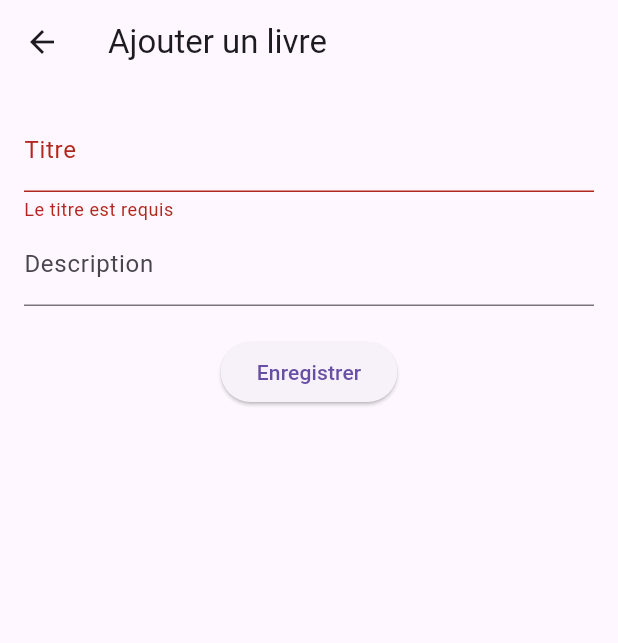
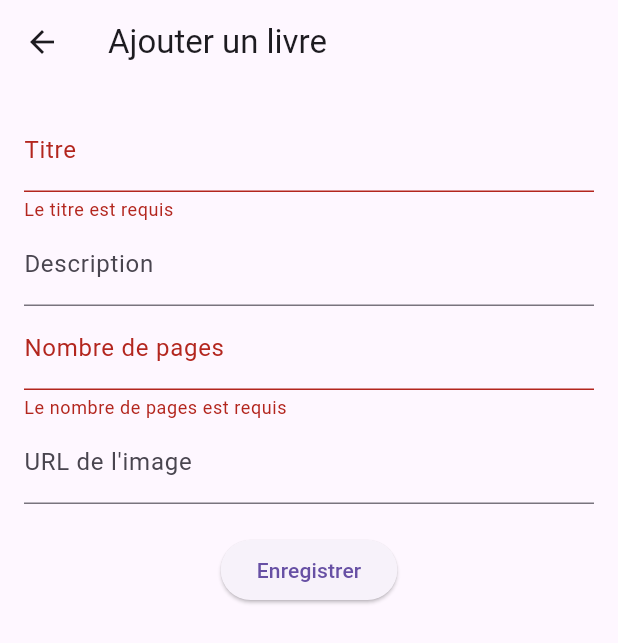
Before and after one commit to Claquettes/bibliotheca-flutter, a Flutter app: the EditionLivrePage screen opened directly, after a tap on "Enregistrer", on a phone screen of 412 x 824 dp. Shown: the top 643 px of the screen. Run offline on Flutter 3.47's test engine with Material 3 defaults, Android fonts, the light colour scheme and no system bars.

Commit message:
feat: liste livre, edition not working

```diff
--- a/lib/views/edition_livre.dart
+++ b/lib/views/edition_livre.dart
@@ -15,12 +15,16 @@ class _EditionLivrePageState extends State<EditionLivrePage> {
   final _formKey = GlobalKey<FormState>();
   late TextEditingController _titleController;
   late TextEditingController _descriptionController;
+  late TextEditingController _nbPagesController;
+  late TextEditingController _imageController;
 
   @override
   void initState() {
     super.initState();
     _titleController = TextEditingController(text: widget.book?["libelle"] ?? "");
     _descriptionController = TextEditingController(text: widget.book?["description"] ?? "");
+    _nbPagesController = TextEditingController(text: widget.book?["nbPage"]?.toString() ?? "");
+    _imageController = TextEditingController(text: widget.book?["image"] ?? "");
   }
 
   void _saveBook() {
@@ -28,13 +32,25 @@ class _EditionLivrePageState extends State<EditionLivrePage> {
       Map<String, dynamic> bookData = {
         "libelle": _titleController.text,
         "description": _descriptionController.text,
+        "nbPage": int.tryParse(_nbPagesController.text) ?? 0,
+        "image": _imageController.text,
       };
+
       if (widget.book == null) {
-        apiService.createBook(bookData).then((_) => Navigator.pop(context));
+        apiService.createBook(bookData).then((_) => Navigator.pop(context, true));
       } else {
-        apiService.updateBook(widget.book!["id"], bookData).then((_) => Navigator.pop(context));
+        apiService.updateBook(widget.book!["id"], bookData).then((_) => Navigator.pop(context, true));
       }
     }
+  }
+
+  @override
+  void dispose() {
+    _titleController.dispose();
+    _descriptionController.dispose();
+    _nbPagesController.dispose();
+    _imageController.dispose();
+    super.dispose();
   }
 
   @override
@@ -56,6 +72,16 @@ class _EditionLivrePageState extends State<EditionLivrePage> {
                 controller: _descriptionController,
                 decoration: InputDecoration(labelText: "Description"),
               ),
+              TextFormField(
+                controller: _nbPagesController,
+                decoration: InputDecoration(labelText: "Nombre de pages"),
+                keyboardType: TextInputType.number,
+                validator: (value) => value!.isEmpty ? "Le nombre de pages est requis" : null,
+              ),
+              TextFormField(
+                controller: _imageController,
+                decoration: InputDecoration(labelText: "URL de l'image"),
+              ),
               SizedBox(height: 20),
               ElevatedButton(
                 onPressed: _saveBook,
```
Also changed, not shown: lib/database/dao.dart (+54 -19 lines), lib/views/liste_livre.dart (+28 -5 lines).
